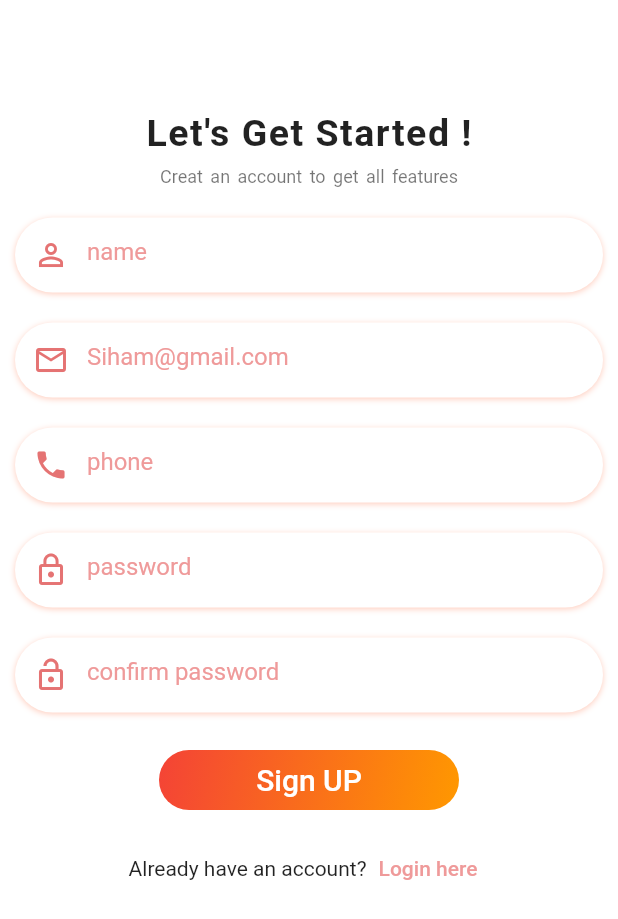
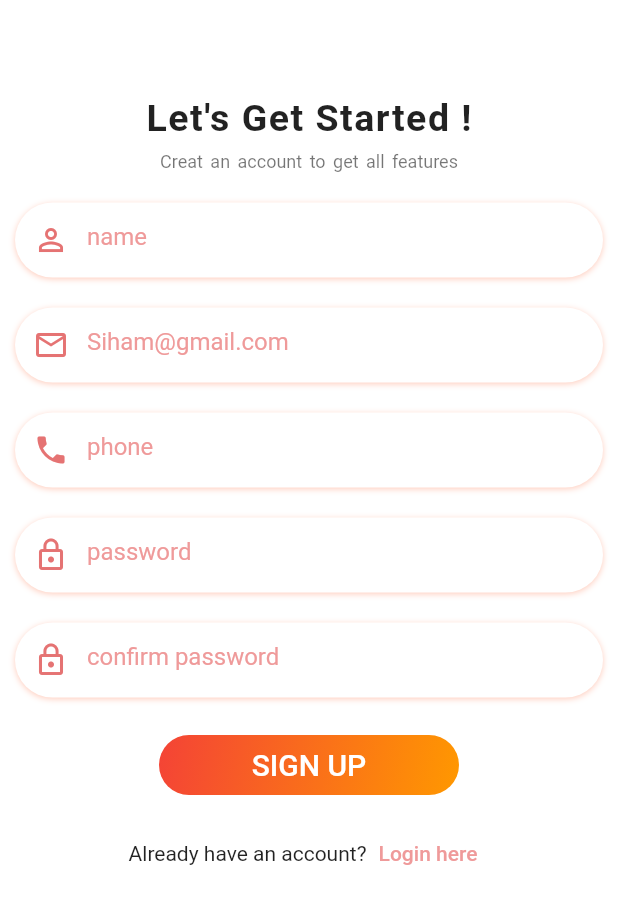
Before and after one commit to sihamqatani/login_challenge, a Flutter app: the screen it shows after launch, on a phone screen of 412 x 824 dp. Shown: the top 919 px of the screen. Run offline on Flutter 3.47's test engine with Material 2 defaults, Android fonts, the phone set to English and light mode, and no system bars.

Commit message:
signup_cleancode

```diff
--- a/lib/main.dart
+++ b/lib/main.dart
@@ -1,6 +1,6 @@
 import 'package:flutter/material.dart';
 import 'package:flutter/services.dart';
-import 'package:login_challenge/modules/sign_up.dart';
+import 'package:login_challenge/modules/sign_up/sign_up.dart';
 
 void main() {
   runApp(MyApp());
--- a/lib/modules/sign_up.dart
+++ /dev/null
@@ -1,282 +0,0 @@
-import 'package:flutter/material.dart';
-
-class SignUp extends StatelessWidget {
-  var nameController = TextEditingController();
-  var emailController = TextEditingController();
-  var phoneController = TextEditingController();
-  var passwordController = TextEditingController();
-  @override
-  Widget build(BuildContext context) {
-    return Scaffold(
-      appBar: AppBar(),
-      body: Padding(
-        padding: const EdgeInsets.only(top: 10),
-        child: SingleChildScrollView(
-          child: Column(
-            // mainAxisAlignment: MainAxisAlignment.center,
-            children: [
-              Padding(
-                padding: const EdgeInsets.all(8.0),
-                child: Text(
-                  'Let\'s Get Started !',
-                  style: Theme.of(context).textTheme.headline5!.copyWith(
-                      fontWeight: FontWeight.bold,
-                      fontSize: 25,
-                      letterSpacing: 1),
-                ),
-              ),
-              Padding(
-                padding: const EdgeInsets.only(bottom: 10.0),
-                child: Text('Creat an account to get all features',
-                    style: Theme.of(context)
-                        .textTheme
-                        .caption
-                        ?.copyWith(wordSpacing: 2)),
-              ),
-              Padding(
-                padding: const EdgeInsets.all(10.0),
-                child: SizedBox(
-                  height: 50,
-                  child: Container(
-                    decoration: BoxDecoration(
-                        borderRadius: BorderRadius.circular(90),
-                        boxShadow: [
-                          BoxShadow(
-                            color: Colors.deepOrange[100]!,
-                            blurRadius: 3,
-                            offset: const Offset(0, 1),
-                          )
-                        ]),
-                    child: TextFormField(
-                      keyboardType: TextInputType.name,
-                      onChanged: (value) {},
-                      onTap: () {},
-                      validator: (value) {},
-                      controller: nameController,
-                      decoration: InputDecoration(
-                          fillColor: Colors.white,
-                          filled: true,
-                          prefixIcon: Icon(
-                            Icons.person_outline, color: Colors.red[300],
-                            // color: Colors.white,
-                          ),
-                          focusColor: Colors.red[300],
-                          border: OutlineInputBorder(
-                            // width: 0.0 produces a thin "hairline" border
-                            borderRadius: BorderRadius.all(
-                              Radius.circular(90.0),
-                            ),
-                            borderSide: BorderSide.none,
-                            //borderSide: const BorderSide(),
-                          ),
-                          hintText: 'name',
-                          hintStyle: TextStyle(color: Colors.red[200])),
-                    ),
-                  ),
-                ),
-              ),
-              Padding(
-                padding: const EdgeInsets.all(10.0),
-                child: SizedBox(
-                  height: 50,
-                  child: Container(
-                    decoration: BoxDecoration(
-                        borderRadius: BorderRadius.circular(90),
-                        boxShadow: [
-                          BoxShadow(
-                            color: Colors.deepOrange[100]!,
-                            blurRadius: 3,
-                            offset: const Offset(0, 1),
-                          )
-                        ]),
-                    child: TextFormField(
-                      keyboardType: TextInputType.emailAddress,
-                      onChanged: (value) {},
-                      onTap: () {},
-                      validator: (value) {},
-                      controller: emailController,
-                      decoration: InputDecoration(
-                          fillColor: Colors.white,
-                          filled: true,
-                          prefixIcon: Icon(
-                            Icons.email_outlined, color: Colors.red[300],
-                            // color: Colors.white,
-                          ),
-                          focusColor: Colors.red[300],
-                          border: OutlineInputBorder(
-                            borderSide: BorderSide.none,
-                            //BorderSide(width: 1, color: Colors.deepOrange[50]!),*/
-                            borderRadius: BorderRadius.all(
-                              Radius.circular(90.0),
-                            ),
-                          ),
-                          hintText: 'Siham@gmail.com',
-                          hintStyle: TextStyle(color: Colors.red[200])),
-                    ),
-                  ),
-                ),
-              ),
-              Padding(
-                padding: const EdgeInsets.all(10.0),
-                child: SizedBox(
-                  height: 50,
-                  child: Container(
-                    decoration: BoxDecoration(
-                        borderRadius: BorderRadius.circular(90),
-                        boxShadow: [
-                          BoxShadow(
-                            color: Colors.deepOrange[100]!,
-                            blurRadius: 3,
-                            offset: const Offset(0, 1),
-                          )
-                        ]),
-                    child: TextFormField(
-                      keyboardType: TextInputType.visiblePassword,
-                      onChanged: (value) {},
-                      onTap: () {},
-                      validator: (value) {},
-                      controller: phoneController,
-                      decoration: InputDecoration(
-                          fillColor: Colors.white,
-                          filled: true,
-                          prefixIcon: Icon(
-                            Icons.phone, color: Colors.red[300],
-                            // color: Colors.white,
-                          ),
-                          focusColor: Colors.red[300],
-                          border: OutlineInputBorder(
-                            borderSide: BorderSide.none,
-                            borderRadius: BorderRadius.all(
-                              Radius.circular(90.0),
-                            ),
-                          ),
-                          hintText: 'phone',
-                          hintStyle: TextStyle(color: Colors.red[200])),
-                    ),
-                  ),
-                ),
-              ),
-              Padding(
-                padding: const EdgeInsets.all(10.0),
-                child: SizedBox(
-                  height: 50,
-                  child: Container(
-                    decoration: BoxDecoration(
-                        borderRadius: BorderRadius.circular(90),
-                        boxShadow: [
-                          BoxShadow(
-                            color: Colors.deepOrange[100]!,
-                            blurRadius: 3,
-                            offset: const Offset(0, 1),
-                          )
-                        ]),
-                    child: TextFormField(
-                      keyboardType: TextInputType.visiblePassword,
-                      onChanged: (value) {},
-                      onTap: () {},
-                      validator: (value) {},
-                      controller: passwordController,
-                      decoration: InputDecoration(
-                          fillColor: Colors.white,
-                          filled: true,
-                          prefixIcon: Icon(
-                            Icons.lock_outline, color: Colors.red[300],
-                            // color: Colors.white,
-                          ),
-                          focusColor: Colors.red[300],
-                          border: OutlineInputBorder(
-                            borderSide: BorderSide.none,
-                            borderRadius: BorderRadius.all(
-                              Radius.circular(90.0),
-                            ),
-                          ),
-                          hintText: 'password',
-                          hintStyle: TextStyle(color: Colors.red[200])),
-                    ),
-                  ),
-                ),
-              ),
-              Padding(
-                padding: const EdgeInsets.all(10),
-                child: SizedBox(
-                  height: 50,
-                  child: Container(
-                    decoration: BoxDecoration(
-                        borderRadius: BorderRadius.circular(90),
-                        boxShadow: [
-                          BoxShadow(
-                            // spreadRadius: 1,
-                            color: Colors.deepOrange[100]!,
-                            blurRadius: 3,
-                            offset: const Offset(0, 1),
-                          )
-                        ]),
-                    child: TextFormField(
-                      keyboardType: TextInputType.visiblePassword,
-                      onChanged: (value) {},
-                      onTap: () {},
-                      validator: (value) {},
-                      controller: passwordController,
-                      decoration: InputDecoration(
-                          fillColor: Colors.white,
-                          filled: true,
-                          prefixIcon: Icon(
-                            Icons.lock_open_outlined, color: Colors.red[300],
-                            // color: Colors.white,
-                          ),
-                          focusColor: Colors.red[300],
-                          border: OutlineInputBorder(
-                            borderSide: BorderSide.none,
-                            borderRadius: BorderRadius.all(
-                              Radius.circular(90.0),
-                            ),
-                          ),
-                          hintText: 'confirm password',
-                          hintStyle: TextStyle(color: Colors.red[200])),
-                    ),
-                  ),
-                ),
-              ),
-              Padding(
-                padding: const EdgeInsets.all(15.0),
-                child: Container(
-                    width: 200,
-                    height: 40,
-                    decoration: ShapeDecoration(
-                      shape: StadiumBorder(),
-                      gradient: LinearGradient(
-                        begin: Alignment.topLeft,
-                        end: Alignment.bottomRight,
-                        colors: [Colors.red, Colors.orange],
-                      ),
-                    ),
-                    child: MaterialButton(
-                        materialTapTargetSize: MaterialTapTargetSize.shrinkWrap,
-                        shape: StadiumBorder(),
-                        child: Text(
-                          'Sign UP',
-                          style: TextStyle(color: Colors.white, fontSize: 20),
-                        ),
-                        onPressed: () {
-                          print('Hello!');
-                        })),
-              ),
-              Row(
-                mainAxisAlignment: MainAxisAlignment.center,
-                children: [
-                  Text('Already have an account?'),
-                  TextButton(
-                      onPressed: () {},
-                      child: Text(
-                        'Login here',
-                        style: TextStyle(color: Colors.red[200]),
-                      ))
-                ],
-              )
-            ],
-          ),
-        ),
-      ),
-    );
-  }
-}
--- /dev/null
+++ b/lib/modules/sign_up/sign_body.dart
@@ -0,0 +1,154 @@
+import 'package:flutter/material.dart';
+import 'package:login_challenge/modules/sign_up/widgets/custom_button_view.dart';
+import 'package:login_challenge/modules/sign_up/widgets/custom_text_from_field.dart';
+
+class SignBody extends StatelessWidget {
+  var nameController = TextEditingController();
+  var emailController = TextEditingController();
+  var phoneController = TextEditingController();
+  var passwordController = TextEditingController();
+  var confirmPasswordController = TextEditingController();
+  var formKey = GlobalKey<FormState>();
+
+  @override
+  Widget build(BuildContext context) {
+    return SingleChildScrollView(
+      child: Form(
+        key: formKey,
+        child: Column(
+          // mainAxisAlignment: MainAxisAlignment.center,
+          children: [
+            Padding(
+              padding: const EdgeInsets.all(8.0),
+              child: Text(
+                'Let\'s Get Started !',
+                style: Theme.of(context).textTheme.headline5!.copyWith(
+                    fontWeight: FontWeight.bold,
+                    fontSize: 25,
+                    letterSpacing: 1),
+              ),
+            ),
+            Padding(
+              padding: const EdgeInsets.only(bottom: 10.0),
+              child: Text('Creat an account to get all features',
+                  style: Theme.of(context)
+                      .textTheme
+                      .caption
+                      ?.copyWith(wordSpacing: 2)),
+            ),
+            Padding(
+              padding: const EdgeInsets.all(10.0),
+              child: CustomTextView(
+                controller: nameController,
+                type: TextInputType.name,
+                label: 'name',
+                validate: (value) {
+                  if (value!.isEmpty) {
+                    return 'you must Enter name';
+                  }
+                },
+                prefix: Icons.person_outline,
+                onSubmit: (value) {
+                  if (formKey.currentState!.validate()) {
+                    print('done');
+                  }
+                },
+                onTap: () {},
+                // color: Colors.white,
+              ),
+            ),
+            Padding(
+              padding: const EdgeInsets.all(10.0),
+              child: CustomTextView(
+                controller: emailController,
+                label: 'Siham@gmail.com',
+                type: TextInputType.emailAddress,
+                prefix: Icons.email_outlined,
+                validate: (value) {
+                  if (value!.isEmpty) {
+                    return 'you must enter email';
+                  }
+                },
+                onSubmit: (value) {
+                  if (formKey.currentState!.validate()) {
+                    print('done');
+                  }
+                },
+              ),
+            ),
+            Padding(
+              padding: const EdgeInsets.all(10.0),
+              child: CustomTextView(
+                controller: phoneController,
+                label: 'phone',
+                prefix: Icons.phone,
+                type: TextInputType.phone,
+                // suffix: Icons.remove_red_eye_outlined,
+                validate: (value) {
+                  if (value!.isEmpty) {
+                    return 'you must enter phone';
+                  }
+                },
+                onSubmit: (value) {
+                  if (formKey.currentState!.validate()) {
+                    print('done');
+                  }
+                },
+              ),
+            ),
+            Padding(
+              padding: const EdgeInsets.all(10.0),
+              child: CustomTextView(
+                controller: passwordController,
+                label: 'password',
+                type: TextInputType.visiblePassword,
+                prefix: Icons.lock_outline,
+                validate: (value) {
+                  if (value!.isEmpty) return 'you must enter password';
+                },
+                onSubmit: (value) {
+                  if (formKey.currentState!.validate()) {
+                    print('done');
+                  }
+                },
+              ),
+            ),
+            Padding(
+                padding: const EdgeInsets.all(10),
+                child: CustomTextView(
+                    controller: confirmPasswordController,
+                    label: 'confirm password',
+                    type: TextInputType.visiblePassword,
+                    prefix: Icons.lock_outline,
+                    onSubmit: (value) {
+                      if (formKey.currentState!.validate()) {
+                        print('done');
+                      }
+                    },
+                    validate: (value) {
+                      if (value!.isEmpty) return 'you must enter password';
+                    })),
+            Padding(
+                padding: const EdgeInsets.all(15.0),
+                child: CustomButtonView(
+                  text: 'SIGN UP',
+                  onPreesed: () {},
+                )),
+            Row(
+              mainAxisAlignment: MainAxisAlignment.center,
+              children: [
+                Text('Already have an account?'),
+                TextButton(
+                    onPressed: () {},
+                    child: Text(
+                      'Login here',
+                      style: TextStyle(color: Colors.red[200]),
+                    ))
+              ],
+            )
+          ],
+        ),
+      ),
+    );
+  }
+}
--- /dev/null
+++ b/lib/modules/sign_up/sign_up.dart
@@ -0,0 +1,9 @@
+import 'package:flutter/material.dart';
+import 'package:login_challenge/modules/sign_up/sign_body.dart';
+
+class SignUp extends StatelessWidget {
+  @override
+  Widget build(BuildContext context) {
+    return Scaffold(appBar: AppBar(), body: SignBody());
+  }
+}
--- /dev/null
+++ b/lib/modules/sign_up/widgets/custom_button_view.dart
@@ -0,0 +1,32 @@
+import 'package:flutter/material.dart';
+
+class CustomButtonView extends StatelessWidget {
+  late String text;
+  void Function()? onPreesed;
+  CustomButtonView({
+    required this.text,
+    required this.onPreesed,
+  });
+  @override
+  Widget build(BuildContext context) {
+    return Container(
+        width: 200,
+        height: 40,
+        decoration: ShapeDecoration(
+          shape: StadiumBorder(),
+          gradient: LinearGradient(
+            begin: Alignment.topLeft,
+            end: Alignment.bottomRight,
+            colors: [Colors.red, Colors.orange],
+          ),
+        ),
+        child: MaterialButton(
+            materialTapTargetSize: MaterialTapTargetSize.shrinkWrap,
+            shape: StadiumBorder(),
+            child: Text(
+              text,
+              style: TextStyle(color: Colors.white, fontSize: 20),
+            ),
+            onPressed: () {}));
+  }
+}
--- /dev/null
+++ b/lib/modules/sign_up/widgets/custom_text_from_field.dart
@@ -0,0 +1,66 @@
+import 'package:flutter/material.dart';
+
+class CustomTextView extends StatelessWidget {
+  late TextEditingController controller;
+  late TextInputType type;
+  void Function(String)? onSubmit;
+  void Function()? onTap;
+  String? Function(String?)? validate;
+  late String label;
+  IconData? prefix;
+  IconData? suffix;
+  void Function()? suffixPressed;
+  CustomTextView({
+    required this.controller,
+    required this.type,
+    required this.onSubmit,
+    this.onTap,
+    this.validate,
+    required this.label,
+    this.prefix,
+    this.suffix,
+    this.suffixPressed,
+  });
+
+  @override
+  Widget build(BuildContext context) {
+    return SizedBox(
+      height: 50,
+      child: Container(
+          decoration: BoxDecoration(
+              borderRadius: BorderRadius.circular(90),
+              boxShadow: [
+                BoxShadow(
+                  color: Colors.deepOrange[100]!,
+                  blurRadius: 3,
+                  offset: const Offset(0, 1),
+                )
+              ]),
+          child: TextFormField(
+            keyboardType: type,
+            onChanged: (value) {},
+            onTap: () {},
+            validator: (value) {},
+            controller: controller,
+            decoration: InputDecoration(
+                fillColor: Colors.white,
+                filled: true,
+                prefixIcon: Icon(
+                  prefix, color: Colors.red[300],
+                  // color: Colors.white,
+                ),
+                focusColor: Colors.red[300],
+                border: OutlineInputBorder(
+                  // width: 0.0 produces a thin "hairline" border
+                  borderRadius: BorderRadius.all(
+                    Radius.circular(90.0),
+                  ),
+                  borderSide: BorderSide.none,
+                  //borderSide: const BorderSide(),
+                ),
+                hintText: label,
+                hintStyle: TextStyle(color: Colors.red[200])),
+          )),
+    );
+  }
+}
```
Also changed, not shown: lib/layouts/login_screen.dart (deleted, +0 -158 lines).
